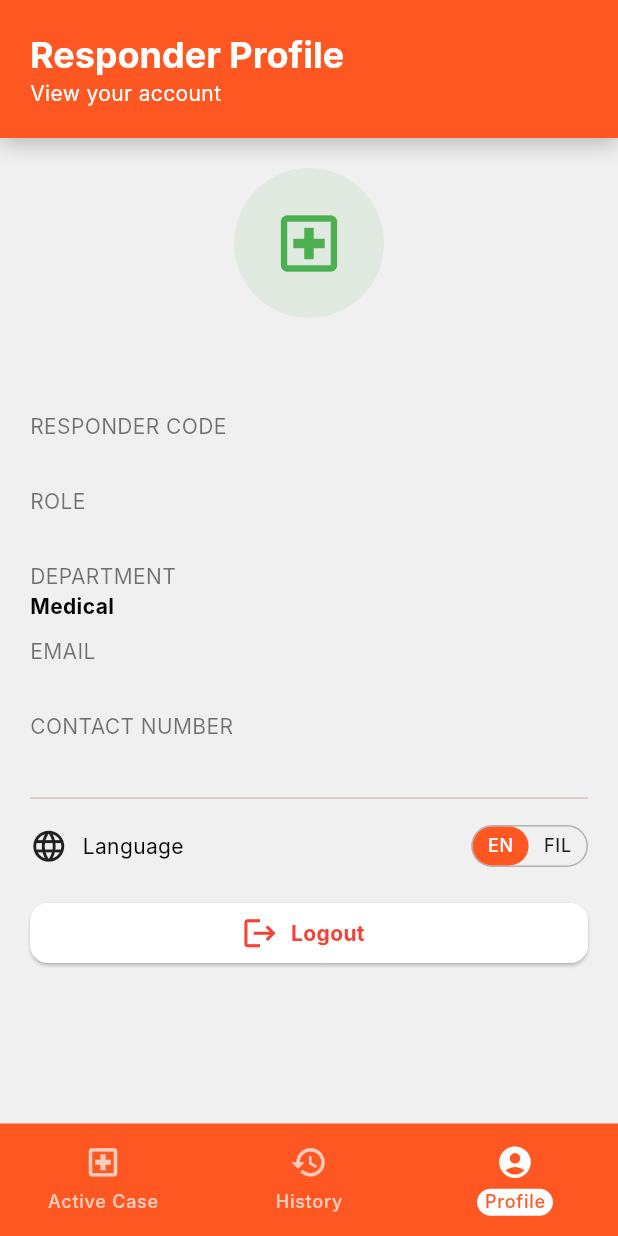
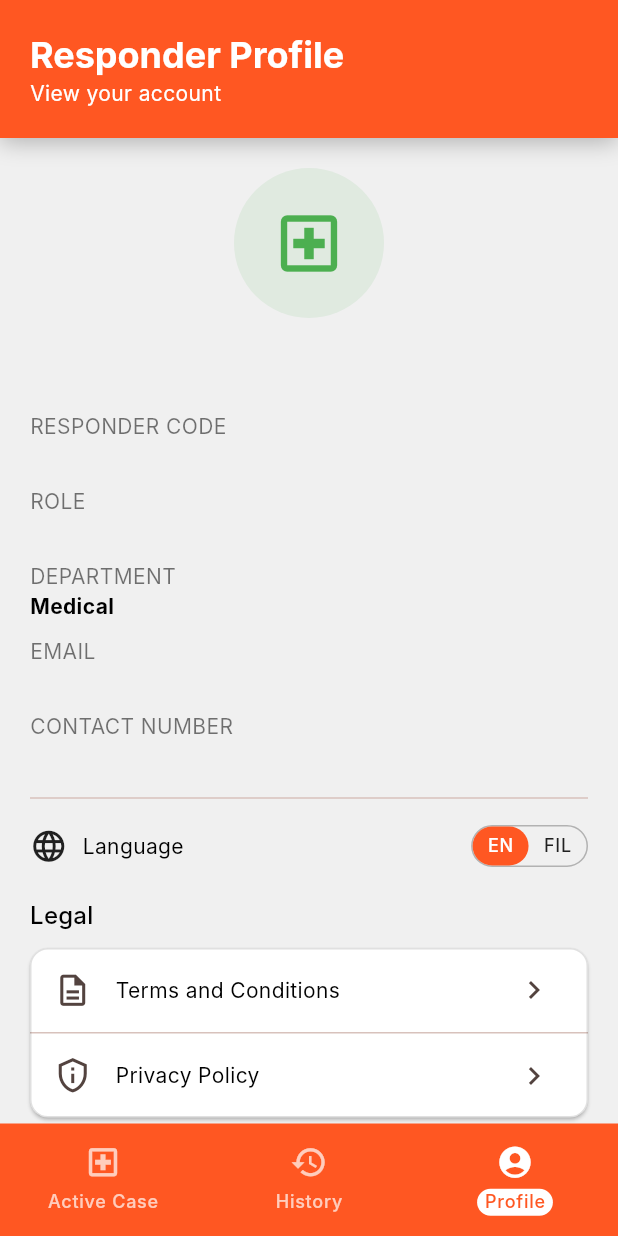
Before and after one commit to Ignatious04/capstone-mobile, a Flutter app: the screen it shows once a user with an empty profile is signed in, item 3 of the bottom bar chosen, on a phone screen of 412 x 824 dp. Run offline on Flutter 3.47's test engine with Material 3 defaults, Android fonts, the phone set to English and light mode, and no system bars; our stand-ins replace cached_network_image, camera, cloud_firestore, cloud_functions, connectivity_plus, firebase_auth and 11 more; missing offline and left inert: google_mlkit_face_detection, google_mlkit_text_recognition; accounts and stored records are empty; Roboto replaces fonts that are missing (Inter).

Commit message:
Added viewing of terms and conditions and privacy policy within the app, added banner for reporting restriction due to prank reporting

```diff
--- a/lib/core/l10n/app_localizations.dart
+++ b/lib/core/l10n/app_localizations.dart
@@ -3223,6 +3223,42 @@ abstract class AppLocalizations {
   /// In en, this message translates to:
   /// **'Tap to report by SMS'**
   String get offlineSmsBannerAction;
+
+  /// No description provided for @legal.
+  ///
+  /// In en, this message translates to:
+  /// **'Legal'**
+  String get legal;
+
+  /// No description provided for @reportingBannerRemaining.
+  ///
+  /// In en, this message translates to:
+  /// **'Time remaining: {time}'**
+  String reportingBannerRemaining(String time);
+
+  /// No description provided for @reportingBannerResumes.
+  ///
+  /// In en, this message translates to:
+  /// **'Online reporting resumes {date}. You can still call emergency services.'**
+  String reportingBannerResumes(String date);
+
+  /// No description provided for @durationDaysHours.
+  ///
+  /// In en, this message translates to:
+  /// **'{days, plural, =1{1 day} other{{days} days}} {hours} hr'**
+  String durationDaysHours(int days, int hours);
+
+  /// No description provided for @durationHoursMinutes.
+  ///
+  /// In en, this message translates to:
+  /// **'{hours} hr {minutes} min'**
+  String durationHoursMinutes(int hours, int minutes);
+
+  /// No description provided for @durationMinutes.
+  ///
+  /// In en, this message translates to:
+  /// **'{minutes} min'**
+  String durationMinutes(int minutes);
 }
 
 class _AppLocalizationsDelegate extends LocalizationsDelegate<AppLocalizations> {
--- /dev/null
+++ b/lib/core/shared/widgets/legal_links_card.dart
@@ -0,0 +1,47 @@
+// lib/core/shared/widgets/legal_links_card.dart
+import 'package:capstone/core/l10n/app_localizations.dart';
+import 'package:capstone/core/shared/widgets/text/body_text.dart';
+import 'package:capstone/features/public_user/register/views/privacy_policy_screen.dart';
+import 'package:capstone/features/public_user/register/views/terms_and_conditions_screen.dart';
+import 'package:flutter/material.dart';
+
+class LegalLinksCard extends StatelessWidget {
+  const LegalLinksCard({super.key});
+
+  @override
+  Widget build(BuildContext context) {
+    final l10n = AppLocalizations.of(context)!;
+
+    return Card(
+      margin: EdgeInsets.zero,
+      color: Colors.white,
+      shape: RoundedRectangleBorder(
+        borderRadius: BorderRadius.circular(12),
+        side: const BorderSide(color: Colors.black12),
+      ),
+      child: Column(
+        children: [
+          ListTile(
+            leading: const Icon(Icons.description_outlined, size: 25),
+            title: BodyText(value: l10n.termsAndConditions),
+            trailing: const Icon(Icons.chevron_right),
+            onTap: () => Navigator.push(
+              context,
+              MaterialPageRoute(builder: (_) => const TermsAndConditionsScreen()),
+            ),
+          ),
+          const Divider(height: 1),
+          ListTile(
+            leading: const Icon(Icons.privacy_tip_outlined, size: 25),
+            title: BodyText(value: l10n.privacyPolicy),
+            trailing: const Icon(Icons.chevron_right),
+            onTap: () => Navigator.push(
+              context,
+              MaterialPageRoute(builder: (_) => const PrivacyPolicyScreen()),
+            ),
+          ),
+        ],
+      ),
+    );
+  }
+}
--- a/lib/features/public_user/main/views/home_screen.dart
+++ b/lib/features/public_user/main/views/home_screen.dart
@@ -16,6 +16,7 @@ import 'package:capstone/core/shared/widgets/custom_header_widget.dart';
 import 'package:capstone/core/shared/widgets/custom_snackbar_helper.dart';
 import 'package:capstone/core/shared/widgets/loading_overlay_widget.dart';
 import 'package:capstone/core/shared/widgets/offline_sms_banner.dart';
+import 'package:capstone/core/shared/widgets/reporting_restriction_banner.dart';
 import 'package:capstone/core/shared/widgets/text/body_text.dart';
 import 'package:capstone/core/shared/widgets/service_button.dart';
 import 'package:capstone/core/shared/widgets/verification_banner.dart';
@@ -269,6 +270,7 @@ class _HomeScreenState extends ConsumerState<HomeScreen> with SubmitGuardMixin<H
                         const ConsentBanner(),
                         const OfflineSmsBanner(),
                         const VerificationBanner(),
+                        const ReportingRestrictionBanner(),
                         SectionTitle(
                           icon: Icons.select_all,
                           title: l10n.quickReporting,
--- a/lib/features/public_user/reporting/views/reports_screen.dart
+++ b/lib/features/public_user/reporting/views/reports_screen.dart
@@ -7,6 +7,7 @@ import 'package:capstone/core/shared/widgets/custom_circular_progress_indicator.
 import 'package:capstone/core/shared/widgets/custom_header_widget.dart';
 import 'package:capstone/core/shared/widgets/custom_snackbar_helper.dart';
 import 'package:capstone/core/shared/widgets/offline_sms_banner.dart';
+import 'package:capstone/core/shared/widgets/reporting_restriction_banner.dart';
 import 'package:capstone/core/shared/widgets/text/body_text.dart';
 import 'package:capstone/core/shared/widgets/verification_banner.dart';
 import 'package:capstone/core/themes/app_colors.dart';
@@ -35,6 +36,7 @@ class _ReportsScreenState extends ConsumerState<ReportsScreen> {
       ConsentBanner(),
       OfflineSmsBanner(),
       VerificationBanner(),
+      ReportingRestrictionBanner(),
     ],
   );
 
--- a/lib/features/responder/profile/views/responder_profile_screen.dart
+++ b/lib/features/responder/profile/views/responder_profile_screen.dart
@@ -12,8 +12,10 @@ import 'package:capstone/core/shared/widgets/custom_elevated_button.dart';
 import 'package:capstone/core/shared/widgets/custom_header_widget.dart';
 import 'package:capstone/core/shared/widgets/info_column.dart';
 import 'package:capstone/core/shared/widgets/language_selector.dart';
+import 'package:capstone/core/shared/widgets/legal_links_card.dart';
 import 'package:capstone/core/shared/widgets/text/body_text.dart';
 import 'package:capstone/core/shared/widgets/text/headline_text.dart';
+import 'package:capstone/core/shared/widgets/text/title_text.dart';
 import 'package:capstone/features/responder/active_case/providers/responder_location_sharing_provider.dart';
 import 'package:flutter/material.dart';
 import 'package:flutter_riverpod/flutter_riverpod.dart';
@@ -137,6 +139,13 @@ class _ResponderProfileBody extends ConsumerWidget {
                   ],
                 ),
                 const SizedBox(height: 20),
+                Align(
+                  alignment: Alignment.centerLeft,
+                  child: TitleText(value: l10n.legal, isBold: false),
+                ),
+                const SizedBox(height: 10),
+                const LegalLinksCard(),
+                const SizedBox(height: 20),
                 SizedBox(
                   width: double.infinity,
                   child: CustomElevatedButton(
```
Also changed, not shown: lib/core/l10n/app_en.arb (+22 -1 lines), lib/core/l10n/app_fil.arb (+7 -1 lines), lib/core/l10n/app_localizations_en.dart (+34 -0 lines), lib/core/l10n/app_localizations_fil.dart (+34 -0 lines), lib/core/shared/widgets/reporting_restriction_banner.dart (added, +76 -0 lines), lib/features/public_user/profile/views/settings_screen.dart (+8 -0 lines).
